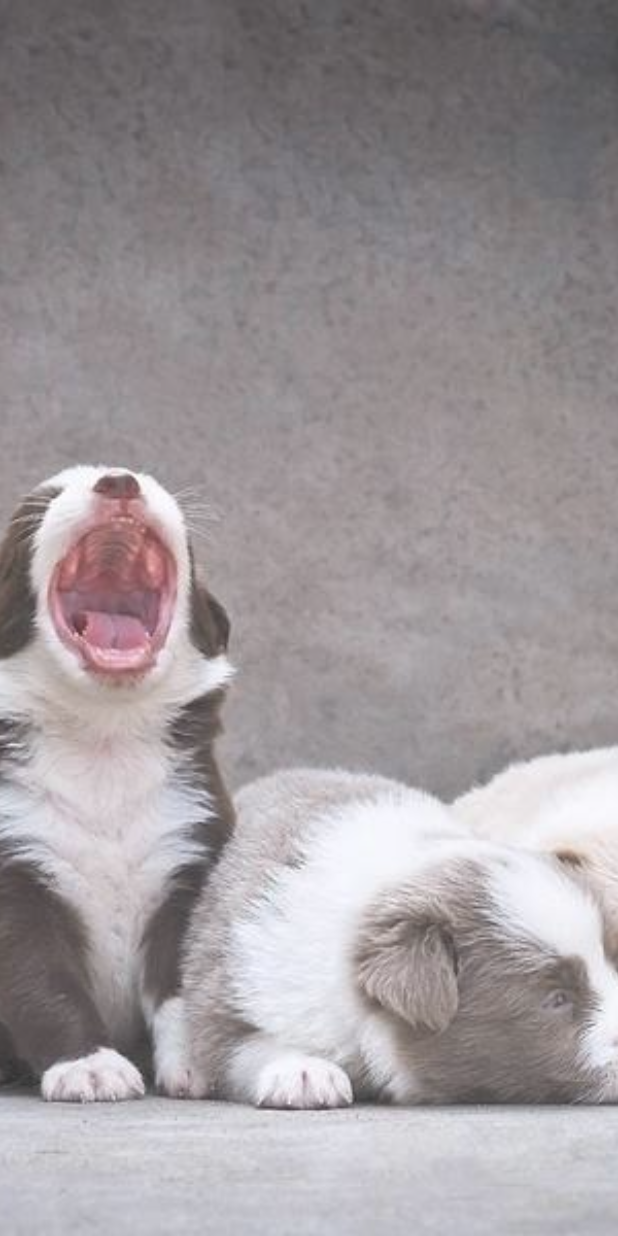
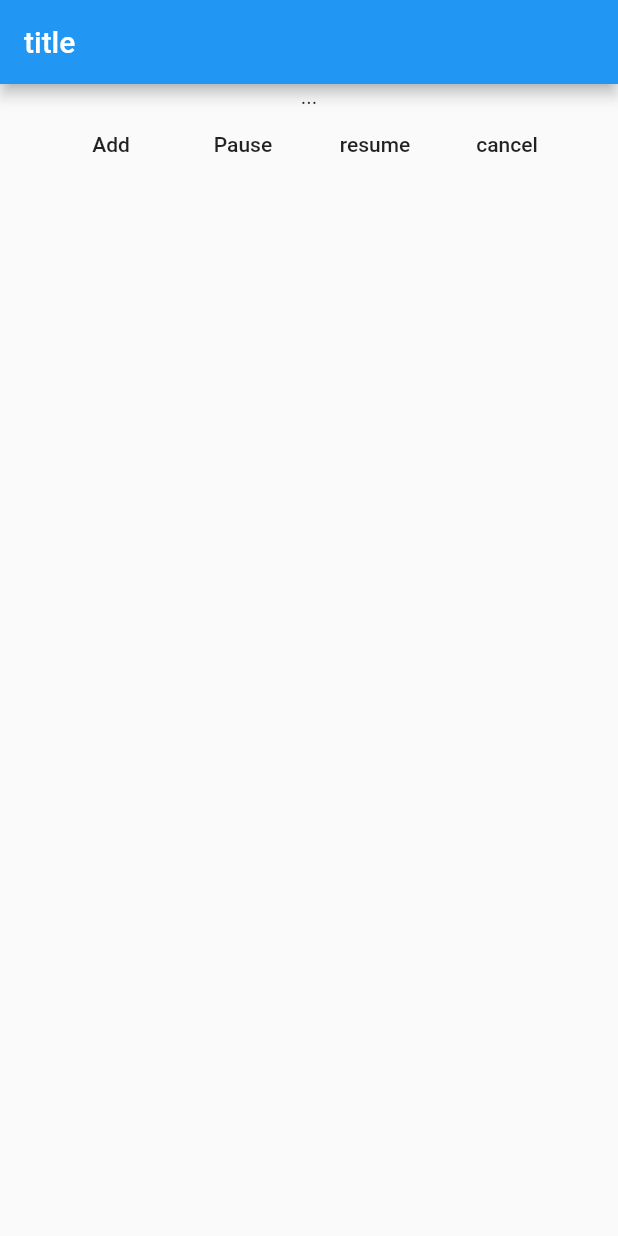
Before and after one commit to starlikerain/flutter_Demos, a Flutter app: the first screen one second after launch, on a phone screen of 412 x 824 dp. Run offline on Flutter 3.47's test engine with Material 2 defaults, Android fonts, the phone set to English and light mode, and no system bars.

Commit message:
讲 Stream 用

```diff
--- a/lib/main.dart
+++ b/lib/main.dart
@@ -1,5 +1,6 @@
 import 'package:flutter/material.dart';
-import 'package:flutter_fucked_world/openAnimation.dart';
+//import 'package:flutter_fucked_world/openAnimation.dart';
+import 'package:flutter_fucked_world/streamDemo.dart';
 
 void main() => runApp(MyApp());
 
@@ -21,7 +22,9 @@ class MyApp extends StatelessWidget {
         // is not restarted.
         primarySwatch: Colors.blue,
       ),
-      home: OpenAnimation(),
+      /* TODO REVERT */
+//      home: OpenAnimation(),
+      home: StreamDemoHome(),
     );
   }
 }
--- /dev/null
+++ b/lib/streamDemo.dart
@@ -0,0 +1,123 @@
+import 'package:flutter/material.dart';
+import 'dart:async';
+
+class StreamDemoHome extends StatefulWidget {
+  @override
+  _StreamDemoHomeState createState() => _StreamDemoHomeState();
+}
+
+class _StreamDemoHomeState extends State<StreamDemoHome> {
+  @override
+  Widget build(BuildContext context) {
+    return Scaffold(
+      appBar: AppBar(
+        title: Text('title'),
+      ),
+      body: StreamDemo(),
+    );
+  }
+}
+
+class StreamDemo extends StatefulWidget {
+  @override
+  _StreamDemoState createState() => _StreamDemoState();
+}
+
+class _StreamDemoState extends State<StreamDemo> {
+  StreamSubscription myStreamSubscription;
+  StreamController myStreamController;
+  StreamSink mySink;
+  String myData = '...';
+
+  @override
+  void dispose() {
+    myStreamController.close();
+    super.dispose();
+  }
+
+  @override
+  void initState() {
+    super.initState();
+
+//    Stream<String> myStream = Stream.fromFuture(fetchData());
+    myStreamController = StreamController.broadcast();
+    mySink = myStreamController.sink;
+
+    myStreamSubscription = myStreamController.stream.listen(onData);
+
+    myStreamController.stream.listen(onData);
+  }
+
+  void onData(data) {
+    setState(() {
+      myData = data;
+    });
+    debugPrint('This is function onData -> $data');
+  }
+
+  Future<String> fetchData() async {
+    await Future.delayed(Duration(seconds: 2));
+
+    return 'I\'m a String from future';
+  }
+
+  void addSubscription() async {
+    String str = await fetchData();
+//    myStreamController.add(str);
+    mySink.add(str);
+  }
+
+  void pauseSubscription() {
+    debugPrint('myStreamSubscription.pause();');
+    myStreamSubscription.pause();
+  }
+
+  void resumeSubscription() {
+    debugPrint('myStreamSubscription.resume();');
+    myStreamSubscription.resume();
+  }
+
+  void cancelSubscription() {
+    debugPrint('myStreamSubscription.cancel();');
+    myStreamSubscription.cancel();
+  }
+
+  @override
+  Widget build(BuildContext context) {
+    return Container(
+      child: Column(
+        children: <Widget>[
+//          Text('$myData'),
+          StreamBuilder(
+            stream: myStreamController.stream,
+            initialData: '...',
+            builder: (context, snapShot) {
+              return Text('${snapShot.data}');
+            },
+          ),
+          Row(
+            mainAxisAlignment: MainAxisAlignment.center,
+            children: <Widget>[
+              FlatButton(
+                onPressed: addSubscription,
+                child: Text('Add'),
+              ),
+              FlatButton(
+                onPressed: pauseSubscription,
+                child: Text('Pause'),
+              ),
+              FlatButton(
+                onPressed: resumeSubscription,
+                child: Text('resume'),
+              ),
+              FlatButton(
+                onPressed: cancelSubscription,
+                child: Text('cancel'),
+              ),
+            ],
+          ),
+        ],
+      ),
+    );
+  }
+}
```
